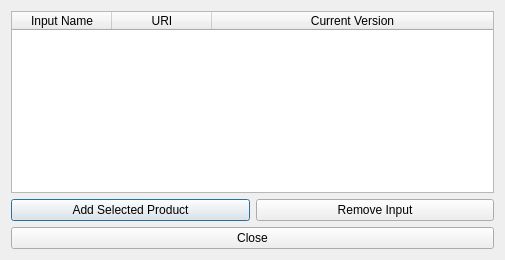
This is gui/edit_inputs.ui in dddjef/pulse as Qt 5 draws it before an edit. The edited form follows.
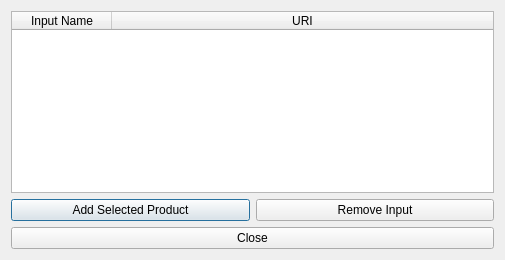
This is the edited form.

Commit message: gui update for input methods simplification

Patch:
```diff
--- a/gui/edit_inputs.ui
+++ b/gui/edit_inputs.ui
@@ -46,11 +46,6 @@
          <string>URI</string>
         </property>
        </column>
-       <column>
-        <property name="text">
-         <string>Current Version</string>
-        </property>
-       </column>
       </widget>
      </item>
      <item>
```
The commit also changes 1 other file.
